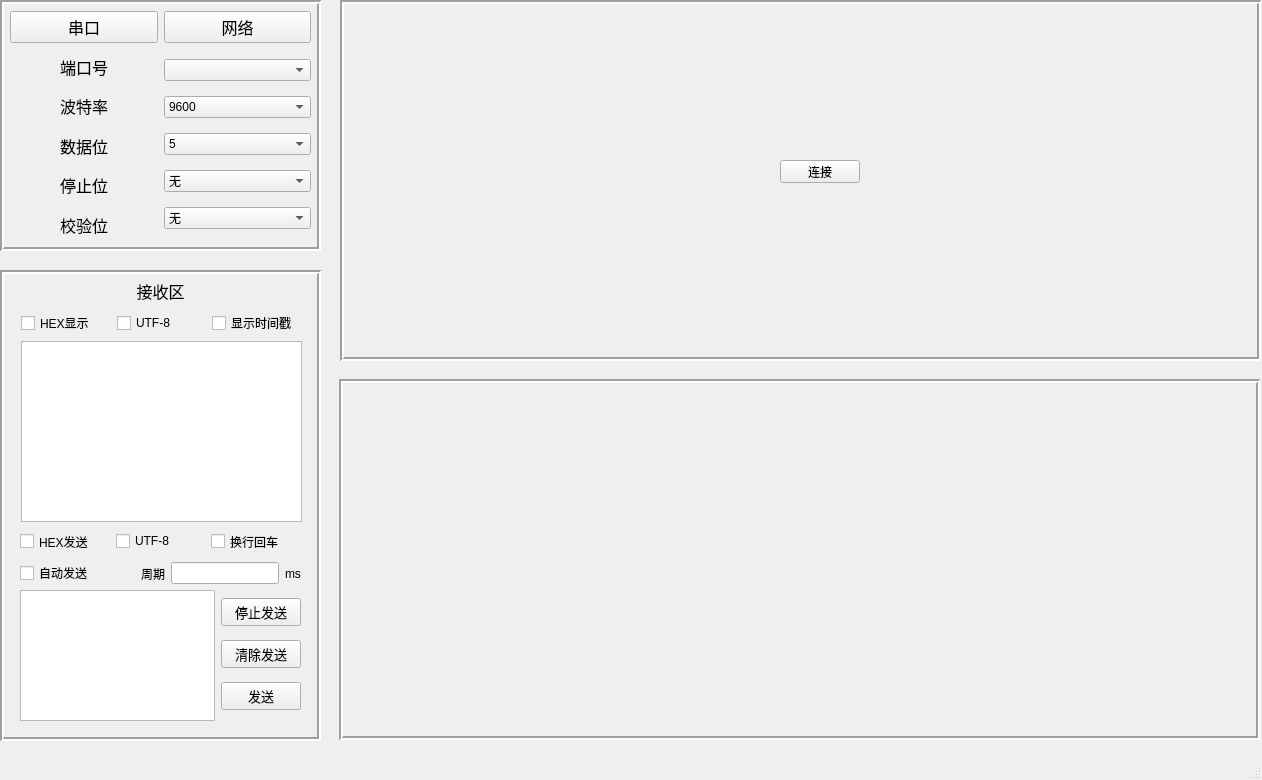
First picture: the form in home_page.ui, repository LvXinyu2003/img_host, before the edit.
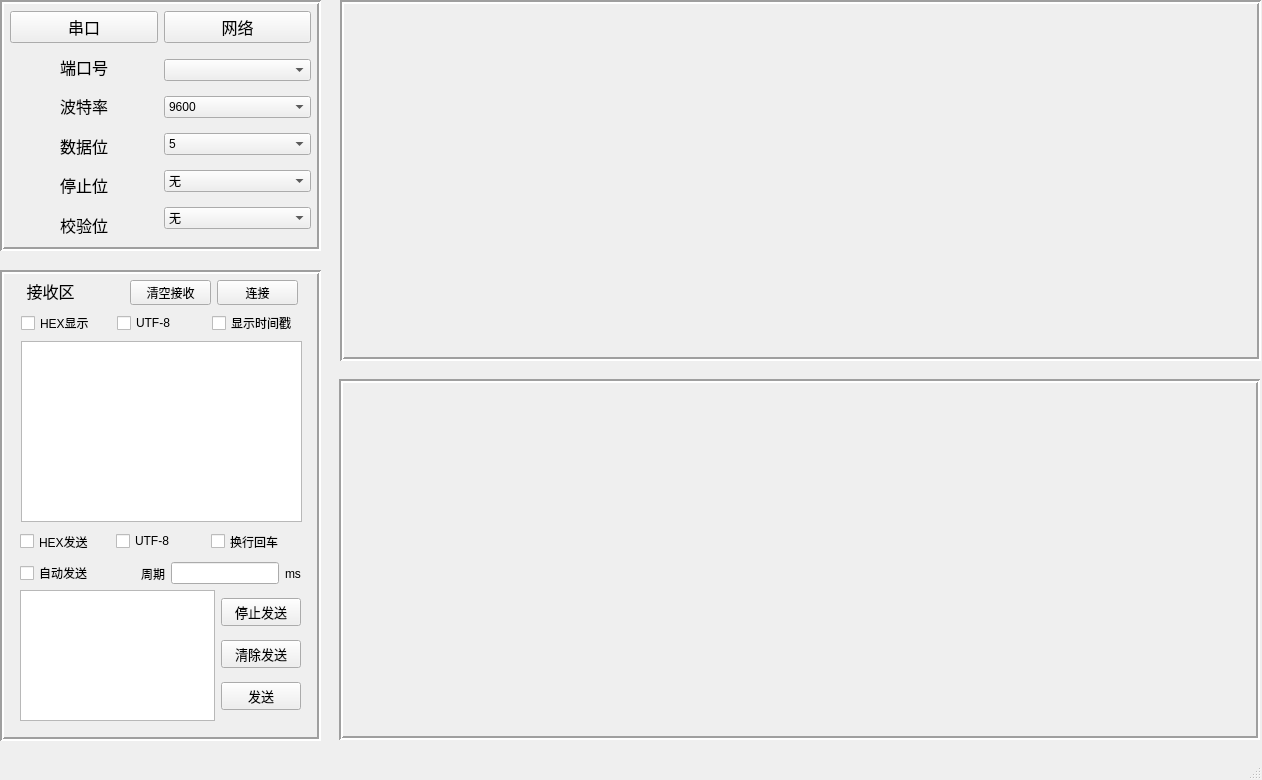
Second picture: the form after the edit.

Commit message: 增加了显示时间戳的功能

```diff
--- a/home_page.ui
+++ b/home_page.ui
@@ -447,7 +447,7 @@
     <widget class="QLabel" name="label_7">
      <property name="geometry">
       <rect>
-       <x>130</x>
+       <x>20</x>
        <y>10</y>
        <width>61</width>
        <height>21</height>
@@ -646,7 +646,33 @@
        </layout>
       </item>
       <item>
-       <widget class="QTextBrowser" name="textBrowser"/>
+       <widget class="QTextBrowser" name="textBrowser_receive"/>
+      </item>
+     </layout>
+    </widget>
+    <widget class="QWidget" name="">
+     <property name="geometry">
+      <rect>
+       <x>130</x>
+       <y>10</y>
+       <width>168</width>
+       <height>25</height>
+      </rect>
+     </property>
+     <layout class="QHBoxLayout" name="horizontalLayout_9">
+      <item>
+       <widget class="QPushButton" name="pushButton_clear">
+        <property name="text">
+         <string>清空接收</string>
+        </property>
+       </widget>
+      </item>
+      <item>
+       <widget class="QPushButton" name="pushButton_connect">
+        <property name="text">
+         <string>连接</string>
+        </property>
+       </widget>
       </item>
      </layout>
     </widget>
@@ -672,19 +698,6 @@
     <property name="midLineWidth">
      <number>0</number>
     </property>
-    <widget class="QPushButton" name="pushButton_connect">
-     <property name="geometry">
-      <rect>
-       <x>440</x>
-       <y>160</y>
-       <width>80</width>
-       <height>23</height>
-      </rect>
-     </property>
-     <property name="text">
-      <string>连接</string>
-     </property>
-    </widget>
    </widget>
   </widget>
   <widget class="QMenuBar" name="menubar">
```
Left out of the diff: 2 changed lines with no effect on the pictures. The commit also changes 2 other files.
